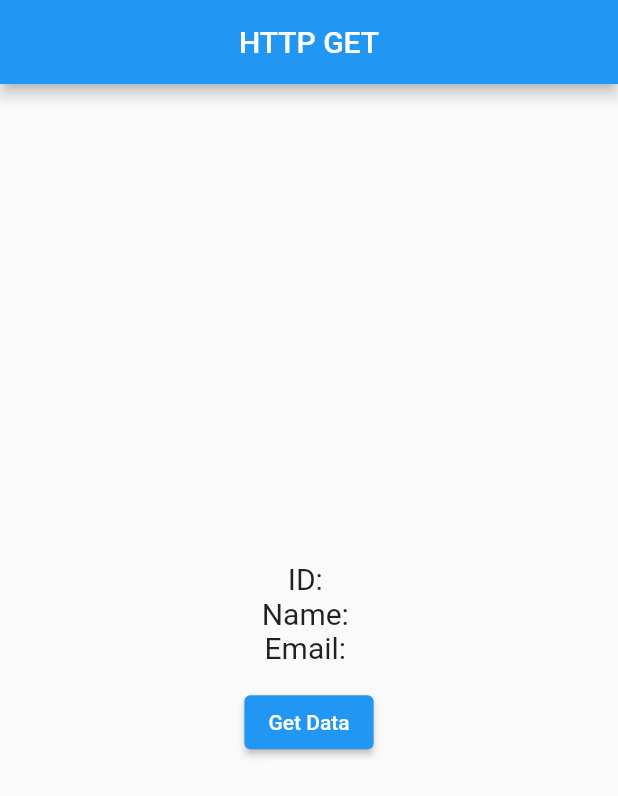
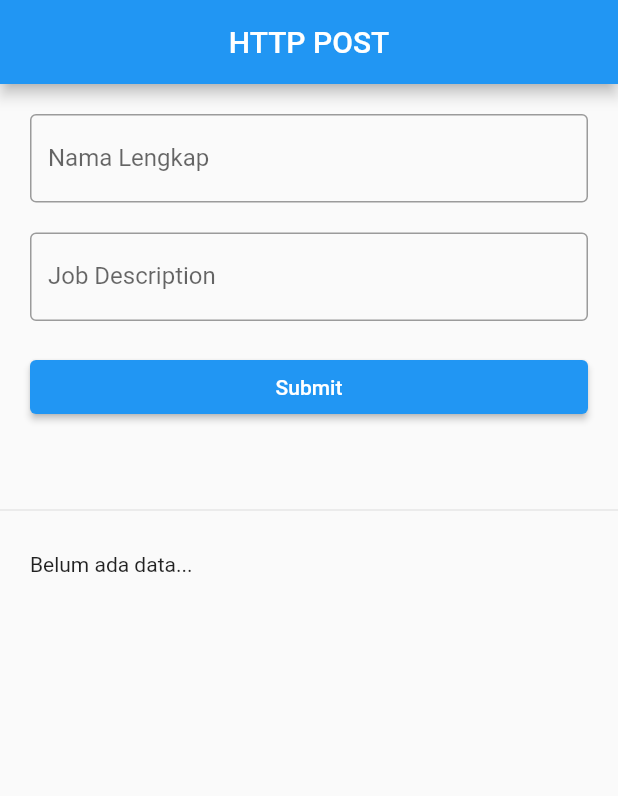
Before and after one commit to tamathecxder/myhttp, a Flutter app: the screen it shows after launch, on a phone screen of 412 x 824 dp. Shown: the top 796 px of the screen. Run offline on Flutter 3.47's test engine with Material 2 defaults, Android fonts, the light colour scheme and no system bars.

Commit message:
HTTP POST pada flutter

```diff
--- a/lib/main.dart
+++ b/lib/main.dart
@@ -26,71 +26,74 @@ class HomePage extends StatefulWidget {
 }
 
 class _HomePageState extends State<HomePage> {
-  late String id;
-  late String name;
-  late String email;
+  TextEditingController nameCtl = TextEditingController();
+  TextEditingController jobCtl = TextEditingController();
 
-  @override
-  void initState() {
-    // TODO: implement initState
-    id = "";
-    name = "";
-    email = "";
-    super.initState();
-  }
+  String resResult = "Belum ada data...";
 
   @override
   Widget build(BuildContext context) {
     return Scaffold(
       appBar: AppBar(
-        title: Text("HTTP GET"),
+        title: Text("HTTP POST"),
         centerTitle: true,
       ),
-      body: Center(
-        child: Column(
-          mainAxisAlignment: MainAxisAlignment.center,
-          children: [
-            Text(
-              "ID: $id",
-              style: TextStyle(fontSize: 20),
+      body: ListView(
+        children: [
+          Padding(
+            padding:
+                const EdgeInsets.only(top: 20, left: 20, right: 20, bottom: 0),
+            child: TextField(
+              controller: nameCtl,
+              autocorrect: false,
+              decoration: InputDecoration(
+                border: OutlineInputBorder(),
+                labelText: "Nama Lengkap",
+              ),
+              keyboardType: TextInputType.text,
             ),
-            Text(
-              "Name: $name",
-              style: TextStyle(fontSize: 20),
+          ),
+          Padding(
+            padding:
+                const EdgeInsets.only(top: 20, left: 20, right: 20, bottom: 0),
+            child: TextField(
+              controller: jobCtl,
+              autocorrect: false,
+              decoration: InputDecoration(
+                border: OutlineInputBorder(),
+                labelText: "Job Description",
+              ),
+              keyboardType: TextInputType.text,
             ),
-            Text(
-              "Email: $email",
-              style: TextStyle(fontSize: 20),
-            ),
-            SizedBox(
-              height: 14,
-            ),
-            ElevatedButton(
+          ),
+          Padding(
+            padding:
+                const EdgeInsets.only(top: 20, left: 20, right: 20, bottom: 0),
+            child: ElevatedButton(
               onPressed: () async {
-                var myResponse = await http.get(
-                  Uri.parse("https://reqres.in/api/users/1"),
+                var response = await http.post(
+                  Uri.parse("https://reqres.in/api/users"),
+                  body: {"name": nameCtl.text, "job": jobCtl.text},
                 );
 
-                if (myResponse.statusCode == 200) {
-                  Map<String, dynamic> data =
-                      json.decode(myResponse.body) as Map<String, dynamic>;
-                  print("Successfull");
-                  print(data);
+                Map<String, dynamic> data = json.decode(response.body);
 
-                  setState(() {
-                    id = data["data"]["id"].toString();
-                    email = data["data"]["email"].toString();
-                    name =
-                        "${data['data']['first_name']} ${data['data']['last_name']}";
-                  });
-                } else {
-                  print("Error: ${myResponse.statusCode}");
-                }
+                setState(() {
+                  resResult = "${data['name']} | ${data['job']}";
+                });
               },
-              child: Text("Get Data"),
+              child: Text("Submit"),
             ),
-          ],
-        ),
+          ),
+          SizedBox(
+            height: 50,
+          ),
+          Divider(),
+          Padding(
+            padding: EdgeInsets.all(20),
+            child: Text(resResult),
+          ),
+        ],
       ),
     );
   }
```
